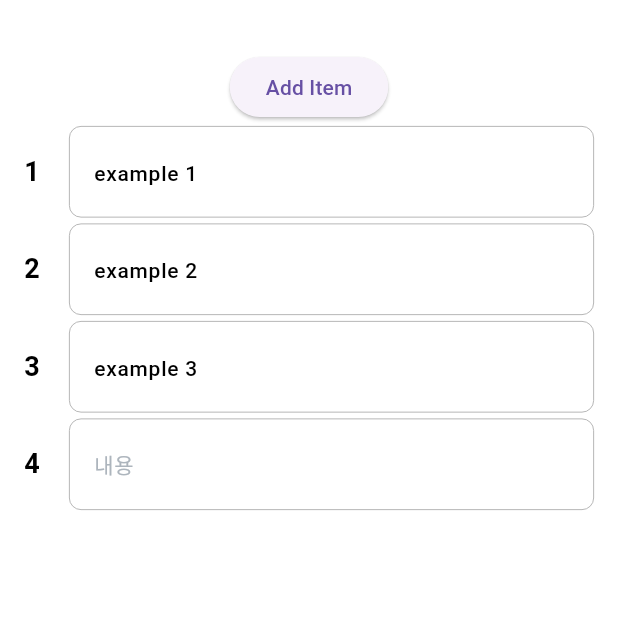
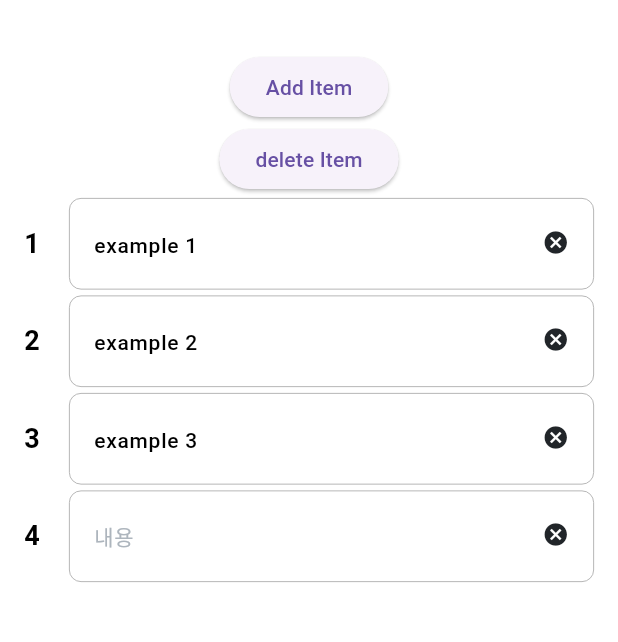
Before and after one commit to irismake/draggable_list, a Flutter app: the screen it shows after launch, after a tap on "Add Item", on a phone screen of 412 x 824 dp, the part 63-705 px from its top. Run offline on Flutter 3.47's test engine with Material 3 defaults, Android fonts, the phone set to English and light mode, and no system bars; Roboto replaces fonts that are missing (Pretendard).

Commit message:
feat : Add list delete function

```diff
--- a/example/lib/main.dart
+++ b/example/lib/main.dart
@@ -61,9 +61,14 @@ class _MyDraggableListState extends State<MyDraggableList> {
     ),
     hintText: '내용',
     listPadding: const EdgeInsets.symmetric(vertical: 2.0),
-    textPadding: const EdgeInsets.symmetric(vertical: 20.0, horizontal: 16.0),
+    textPadding: const EdgeInsets.only(top: 20.0, bottom: 20.0, left: 16.0),
     animateBeginScale: 1.0,
     animateEndScale: 1.2,
+    deleteIcon: const Icon(
+      Icons.cancel,
+      color: Color(0xFF212529),
+      size: 18.0,
+    ),
   );
   bool canWrite = true;
   List<String> contents = ['example 1', 'example 2', 'example 3'];
@@ -98,9 +103,17 @@ class _MyDraggableListState extends State<MyDraggableList> {
             children: [
               ElevatedButton(
                 onPressed: () {
-                  listController.addList(canWrite: canWrite);
+                  listController.addList();
                 },
                 child: const Text('Add Item'),
+              ),
+              ElevatedButton(
+                onPressed: () {
+                  // Delete last list
+                  listController.removeList(
+                      listController.draggableLists.value.length - 1);
+                },
+                child: const Text('delete Item'),
               ),
               ListBuilder(
                 style: listStyle,
--- a/lib/builder/text_list_builder.dart
+++ b/lib/builder/text_list_builder.dart
@@ -1,7 +1,7 @@
 import 'package:flutter/material.dart';
 
+import '../draggable_list.dart';
 import 'custom_reorderable_drag_listener.dart';
-import '../model/list_style.dart';
 
 class TextListBuilder extends StatefulWidget {
   final bool enableDrag;
@@ -24,16 +24,22 @@ class TextListBuilder extends StatefulWidget {
 }
 
 class _TextListBuilderState extends State<TextListBuilder> {
+  late ListController controller;
+  late bool canWrite;
   late FocusNode _textFocusNode;
 
   @override
   void initState() {
     super.initState();
+    _textFocusNode = FocusNode();
+  }
 
-    _textFocusNode = FocusNode();
-
-    // String keyString = widget.key.toString();
-    // listKey = int.tryParse(keyString.replaceAll(RegExp(r'\D'), '')) ?? 0;
+  @override
+  void didChangeDependencies() {
+    super.didChangeDependencies();
+    final draggableList = DraggableList.of(context);
+    controller = draggableList?.controller ?? ListController();
+    canWrite = draggableList?.canWrite ?? false;
   }
 
   @override
@@ -76,6 +82,11 @@ class _TextListBuilderState extends State<TextListBuilder> {
                   color: widget.style.backgroundColor,
                   borderRadius: widget.style.borderRadius,
                 ),
+                child: Row(
+                  mainAxisAlignment: MainAxisAlignment.spaceBetween,
+                  crossAxisAlignment: CrossAxisAlignment.start,
+                  children: [
+                    Expanded(
                       child: TextFormField(
                         focusNode: _textFocusNode,
                         keyboardType: TextInputType.multiline,
@@ -93,20 +104,20 @@ class _TextListBuilderState extends State<TextListBuilder> {
                         ),
                       ),
                     ),
-              // InkWell(
-              //   onTap: () {
-              //     FocusScope.of(context).unfocus();
-              //     widget.onDelete(listKey);
-              //   },
-              //   child: Padding(
-              //     padding: EdgeInsets.symmetric(vertical: 20.0),
-              //     child: Image.asset(
-              //       'assets/icons/icon_delete_fill.png',
-              //       width: 20.0,
-              //       color: Color(0xFF343a40),
-              //     ),
-              //   ),
-              // ),
+                    InkWell(
+                      onTap: () {
+                        FocusScope.of(context).unfocus();
+                        controller.removeList(widget.index);
+                      },
+                      child: Padding(
+                        padding: EdgeInsets.symmetric(
+                            horizontal: 16.0, vertical: 20.0),
+                        child: widget.style.deleteIcon,
+                      ),
+                    ),
+                  ],
+                ),
+              ),
             ),
           ),
         ],
--- a/lib/draggable_list.dart
+++ b/lib/draggable_list.dart
@@ -23,10 +23,8 @@ class DraggableList extends InheritedWidget {
   })  : controller = ListController(),
         super(key: key, child: child) {
     initializeController(controller);
+    controller.saveWriteState = canWrite;
     controller.initializeListOrder(listValues);
-    if (canWrite) {
-      controller.initializeListTextControllers();
-    }
   }
 
   @override
--- a/lib/model/list_style.dart
+++ b/lib/model/list_style.dart
@@ -11,6 +11,7 @@ class ListStyle {
   final EdgeInsets textPadding;
   final double animateBeginScale;
   final double animateEndScale;
+  final Icon deleteIcon;
 
   const ListStyle({
     this.backgroundColor = Colors.white,
@@ -37,5 +38,10 @@ class ListStyle {
         const EdgeInsets.symmetric(horizontal: 10.0, vertical: 20.0),
     this.animateBeginScale = 1.0,
     this.animateEndScale = 1.1,
+    this.deleteIcon = const Icon(
+      Icons.cancel,
+      color: Colors.black,
+      size: 18.0,
+    ),
   });
 }
--- a/lib/state/list_controller.dart
+++ b/lib/state/list_controller.dart
@@ -11,8 +11,17 @@ class ListController {
   final ValueNotifier<List<TextEditingController>> listTextControllers =
       ValueNotifier([]);
 
+  bool canWrite = false;
+
+  set saveWriteState(bool writeState) {
+    canWrite = writeState;
+  }
+
   void initializeListOrder(List<ListModel> lists) {
     draggableLists.value = List<ListModel>.from(lists);
+    if (canWrite) {
+      initializeListTextControllers();
+    }
   }
 
   void initializeListTextControllers() {
@@ -23,14 +32,13 @@ class ListController {
     });
   }
 
-  void addList({required bool canWrite}) {
+  void addList() {
     int newOrder = draggableLists.value.isNotEmpty
         ? draggableLists.value
                 .reduce((a, b) => a.listOrder > b.listOrder ? a : b)
                 .listOrder +
             1
         : 1;
-
     ListModel newItem = ListModel(listOrder: newOrder);
     draggableLists.value = [...draggableLists.value, newItem];
     if (canWrite) {
@@ -45,15 +53,30 @@ class ListController {
     ];
   }
 
-  // void removeList(int index) {
-  //   if (index >= 0 && index < listTextControllers.value.length) {
-  //     final updatedList = List<int>.from(draggableLists.value);
-  //     updatedList.removeAt(index);
-  //     draggableLists.value = updatedList;
-  //   }
-  // }
+  void removeList(int index) {
+    if (index >= 0 && index < draggableLists.value.length) {
+      final updatedList = List<ListModel>.from(draggableLists.value);
+      updatedList.removeAt(index);
+      draggableLists.value = updatedList;
+    }
+    if (canWrite) {
+      removeTextController(index);
+    }
+  }
+
+  void removeTextController(int index) {
+    if (index >= 0 && index < listTextControllers.value.length) {
+      final updatedTextList =
+          List<TextEditingController>.from(listTextControllers.value);
+      updatedTextList.removeAt(index);
+      listTextControllers.value = updatedTextList;
+    }
+  }
 
   void reorderList({required int oldIndex, required int newIndex}) {
+    if (canWrite) {
+      reorderListTextController(oldIndex: oldIndex, newIndex: newIndex);
+    }
     if (oldIndex < newIndex) newIndex -= 1;
     final updatedList = List<ListModel>.from(draggableLists.value);
     final item = updatedList.removeAt(oldIndex);
```
Also changed, not shown: lib/builder/list_builder.dart (+3 -5 lines). Lines whose indentation alone changed are shown as unchanged.
